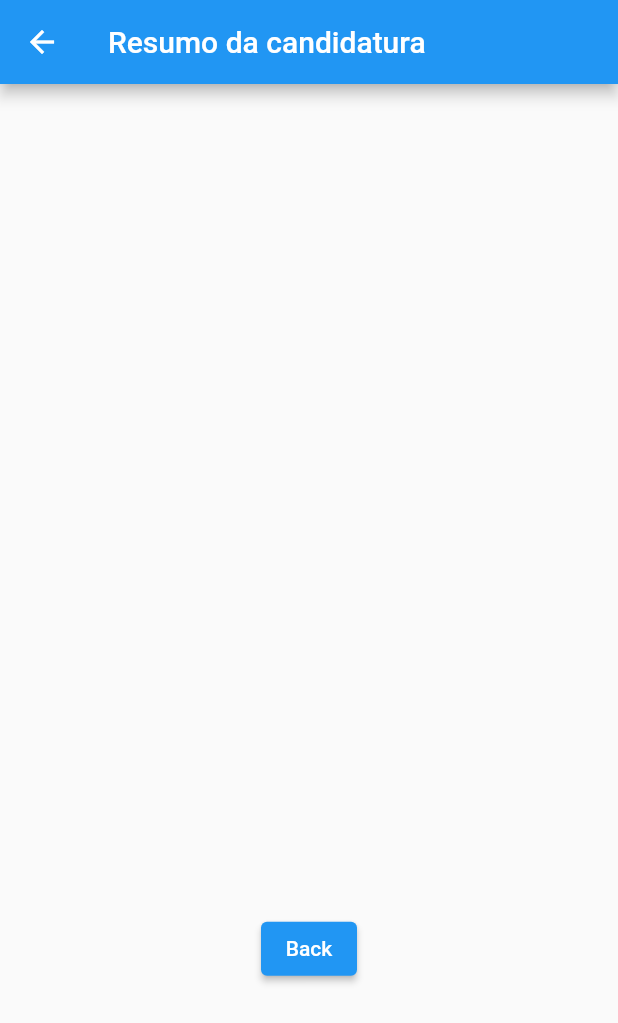
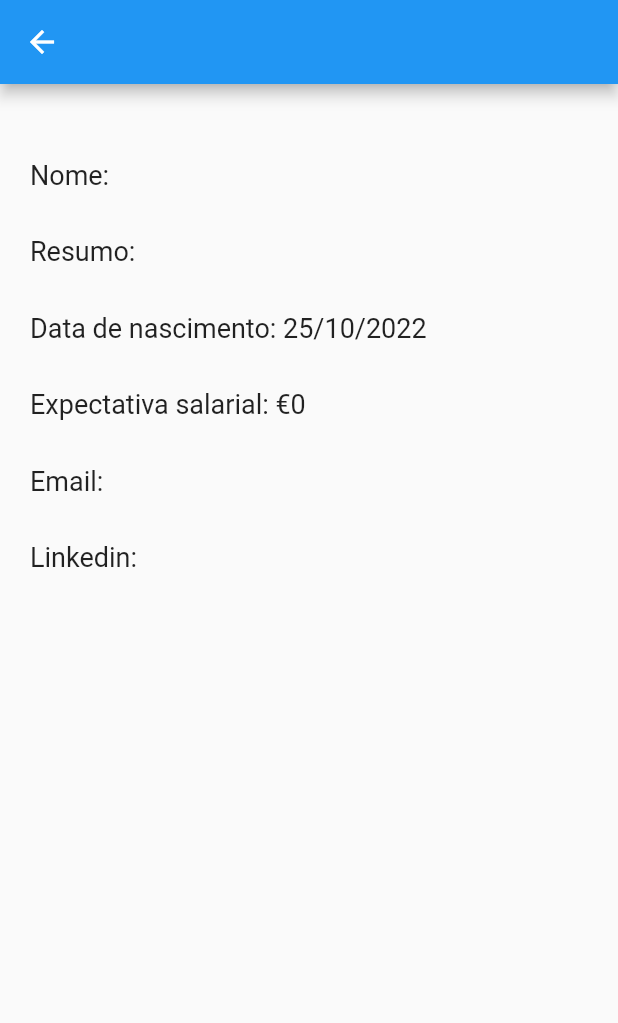
Before and after one commit to AFMSB/formAula, a Flutter app: the JobApplication screen opened directly with empty values, on a phone screen of 412 x 824 dp. Shown: the top 1023 px of the screen. Run offline on Flutter 3.47's test engine with Material 2 defaults, Android fonts, the phone set to English and light mode, and no system bars.

Commit message:
Added logic for My Job Applications with Provider (state management)

```diff
--- a/lib/components/datePicker.dart
+++ b/lib/components/datePicker.dart
@@ -1,5 +1,5 @@
 import 'package:flutter/material.dart';
-import 'package:intl/intl.dart' as intl;
+import 'package:intl/intl.dart';
 
 class MyDatePicker extends StatelessWidget {
   final DateTime data;
@@ -19,7 +19,7 @@ class MyDatePicker extends StatelessWidget {
           children: [
             Text('Data de Nascimento',
                 style: Theme.of(context).textTheme.bodyLarge),
-            Text(intl.DateFormat("dd/MM/yyyy").format(data),
+            Text(DateFormat("dd/MM/yyyy").format(data),
                 style: Theme.of(context).textTheme.titleMedium),
           ],
         ),
--- a/lib/components/slider.dart
+++ b/lib/components/slider.dart
@@ -1,5 +1,5 @@
 import 'package:flutter/material.dart';
-import 'package:intl/intl.dart' as intl;
+import 'package:intl/intl.dart';
 
 class MySlider extends StatelessWidget {
   final double value;
@@ -24,8 +24,7 @@ class MySlider extends StatelessWidget {
           ],
         ),
         Text(
-          intl.NumberFormat.currency(symbol: "€", decimalDigits: 0)
-              .format(value),
+          NumberFormat.currency(symbol: "€", decimalDigits: 0).format(value),
           style: Theme.of(context).textTheme.titleMedium,
         ),
         Slider(
--- a/lib/main.dart
+++ b/lib/main.dart
@@ -1,11 +1,17 @@
 import 'package:flutter/material.dart';
 import 'package:flutter/rendering.dart';
 import 'package:form_aula/screens/companies.dart';
-import 'package:form_aula/screens/myApplications.dart';
+import 'package:form_aula/screens/myJobApplications.dart';
+import 'package:provider/provider.dart';
+
+import 'models/myApplications.dart';
 
 void main() {
   debugPaintSizeEnabled = false;
-  runApp(const MyApp());
+  runApp(ChangeNotifierProvider(
+    create: (context) => MyJobApplicationsModel(),
+    child: const MyApp(),
+  ));
 }
 
 class MyApp extends StatefulWidget {
@@ -20,7 +26,7 @@ class _MyAppState extends State<MyApp> {
 
   final List<List<dynamic>> _tabs = [
     ["Companies", CompaniesList()],
-    ["Job Applications", MyJobApplications()],
+    ["My Job Applications", const MyJobApplications()],
   ];
 
   @override
--- /dev/null
+++ b/lib/models/jobApplication.dart
@@ -0,0 +1,39 @@
+import 'package:intl/intl.dart';
+
+class JobApplicationModel {
+  final String _company;
+  final String _name;
+  final String _resume;
+  final DateTime _birthdate;
+  final double _salary;
+  final String _email;
+  final String _linkedin;
+
+  JobApplicationModel(this._company, this._name, this._resume, this._birthdate,
+      this._salary, this._email, this._linkedin);
+
+  String get company => _company;
+
+  String get name => _name;
+
+  String get resume => _resume;
+
+  DateTime get birthdate => _birthdate;
+
+  double get salary => _salary;
+
+  String get email => _email;
+
+  String get linkedin => _linkedin;
+
+  List<String> toStringList() {
+    return [
+      "Nome: $_name",
+      "Resumo: $_resume",
+      "Data de nascimento: ${DateFormat("dd/MM/yyyy").format(_birthdate)}",
+      "Expectativa salarial: ${NumberFormat.currency(symbol: "€", decimalDigits: 0).format(_salary)}",
+      "Email: $_email",
+      "Linkedin: $_linkedin",
+    ];
+  }
+}
--- /dev/null
+++ b/lib/screens/jobApplication.dart
@@ -0,0 +1,48 @@
+import 'package:flutter/material.dart';
+
+import '../models/jobApplication.dart';
+
+class JobApplication extends StatelessWidget {
+  final JobApplicationModel candidatura;
+
+  const JobApplication({Key? key, required this.candidatura}) : super(key: key);
+
+  final TextStyle _textStyle = const TextStyle(fontSize: 18);
+
+  @override
+  Widget build(BuildContext context) {
+    return Scaffold(
+      appBar: AppBar(
+        title: Text(candidatura.company),
+      ),
+      body: Center(
+        child: Padding(
+          padding: const EdgeInsets.only(left: 20, right: 20, top: 50),
+          child: Column(
+              //mainAxisAlignment: MainAxisAlignment.spaceAround,
+              mainAxisAlignment: MainAxisAlignment.start,
+              crossAxisAlignment: CrossAxisAlignment.stretch,
+              children: candidatura
+                  .toStringList()
+                  .map(
+                    (e) => Padding(
+                      padding: const EdgeInsets.only(bottom: 30),
+                      child: Text(style: _textStyle, e),
+                    ),
+                  )
+                  .toList()
+
+              /*ElevatedButton(
+                    onPressed: () {
+                      Navigator.of(context).pop();
+                    },
+                    child: const Text('Back'))
+              ]*/
+
+              ),
+        ),
+      ),
+    );
+    // This trailing comma makes auto-formatting nicer for build methods.
+  }
+}
--- a/lib/screens/result_page.dart
+++ /dev/null
@@ -1,41 +0,0 @@
-import 'package:flutter/material.dart';
-
-class JobApplication extends StatelessWidget {
-  final List<dynamic> candidatura;
-
-  const JobApplication({Key? key, required this.candidatura}) : super(key: key);
-
-  @override
-  Widget build(BuildContext context) {
-    return Scaffold(
-      appBar: AppBar(
-        title: const Text('Resumo da candidatura'),
-      ),
-      body: Center(
-        child: Padding(
-          padding: const EdgeInsets.only(left: 20, right: 20, top: 50),
-          child: Column(
-              mainAxisAlignment: MainAxisAlignment.spaceAround,
-              children: <Widget>[
-                Column(
-                  children: candidatura
-                      .map(
-                        (e) => Padding(
-                          padding: const EdgeInsets.all(10),
-                          child: Text(e),
-                        ),
-                      )
-                      .toList(),
-                ),
-                ElevatedButton(
-                    onPressed: () {
-                      Navigator.of(context).pop();
-                    },
-                    child: const Text('Back'))
-              ]),
-        ),
-      ),
-      // This trailing comma makes auto-formatting nicer for build methods.
-    );
-  }
-}
--- a/pubspec.yaml
+++ b/pubspec.yaml
@@ -31,6 +31,7 @@ dependencies:
     sdk: flutter
 
   intl: any
+  provider: ^6.0.0
 
   # The following adds the Cupertino Icons font to your application.
   # Use with the CupertinoIcons class for iOS style icons.
```
Also changed, not shown: lib/models/myApplications.dart (added, +13 -0 lines), lib/screens/form.dart (+36 -19 lines), lib/screens/myApplications.dart (deleted, +0 -50 lines), lib/screens/myJobApplications.dart (added, +51 -0 lines), pubspec.lock.
